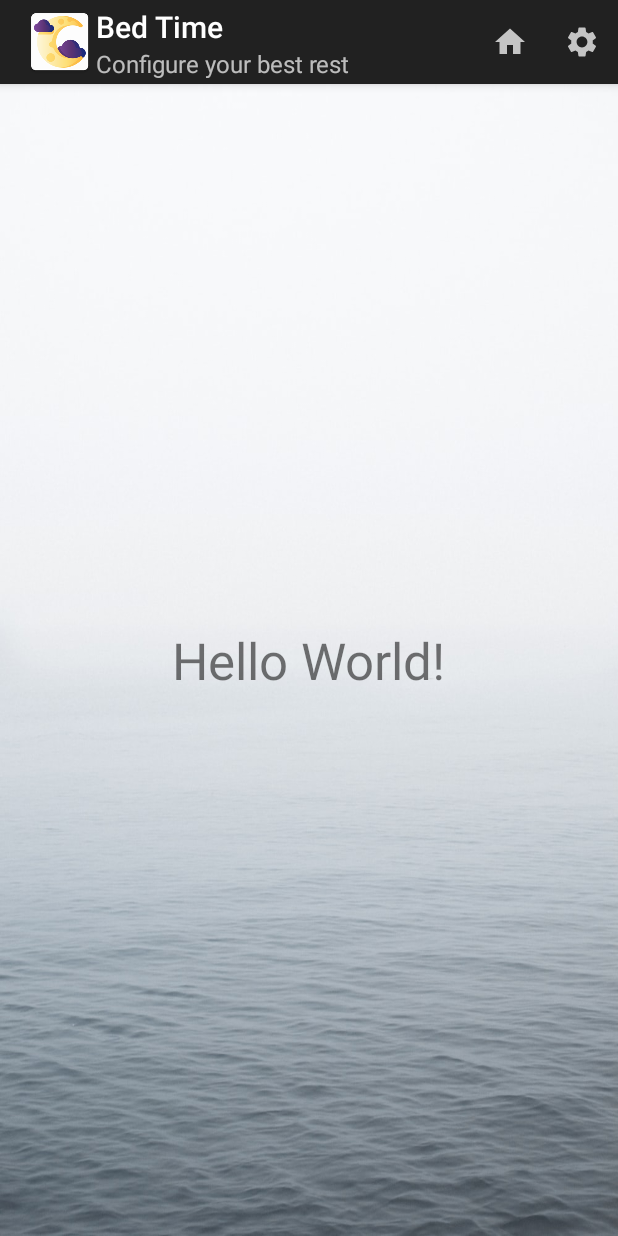
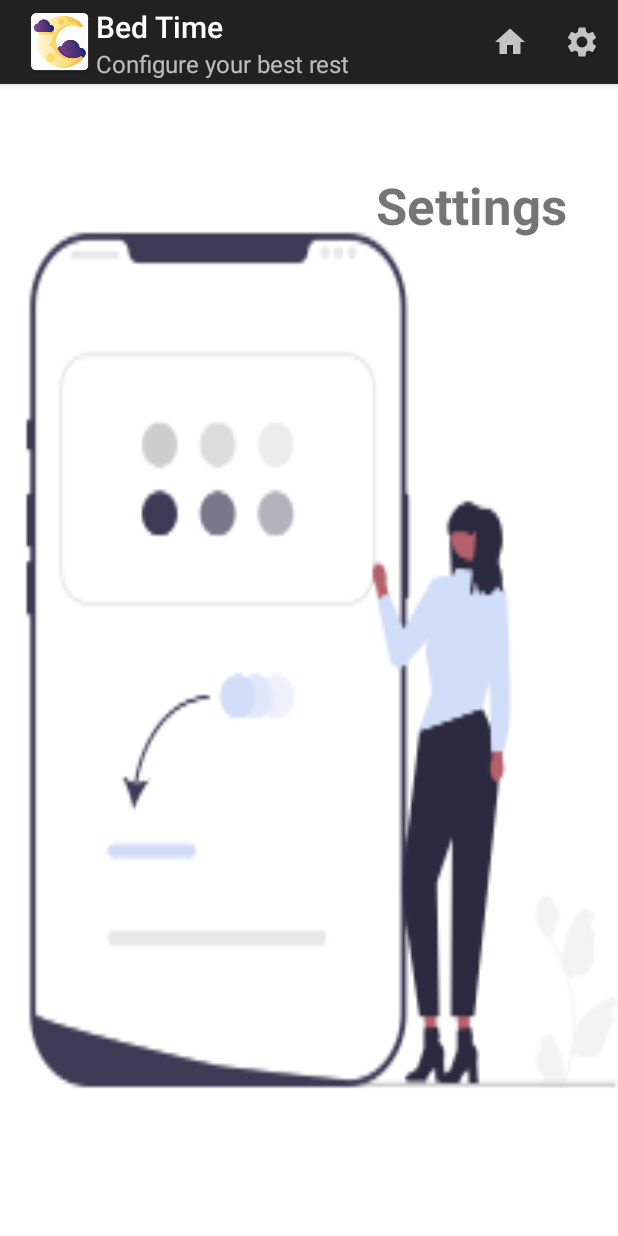
Before and after one commit to Memi1990/actionBar, an Android app: the screen it shows after launch (MainActivity before the commit, SettingsActivity after it), after a tap on "Settings", on a phone screen of 412 x 824 dp. Run offline under Robolectric (Android 15) with nearby library versions, the phone set to English and light mode, and no system bars.

Commit message:
commit settings activity

```diff
--- a/app/src/main/AndroidManifest.xml
+++ b/app/src/main/AndroidManifest.xml
@@ -14,6 +14,9 @@
         android:theme="@style/Theme.AppCompat.Light.DarkActionBar"
         tools:targetApi="31">
         <activity
+            android:name=".SettingsActivity"
+            android:exported="false" />
+        <activity
             android:name=".MainActivity"
             android:exported="true"
             android:icon="@drawable/ic_launcher">
--- a/app/src/main/java/com/example/actionbar/MainActivity.kt
+++ b/app/src/main/java/com/example/actionbar/MainActivity.kt
@@ -1,5 +1,6 @@
 package com.example.actionbar
 
+import android.content.Intent
 import android.support.v7.app.AppCompatActivity
 import android.os.Bundle
 import android.view.ContextMenu
@@ -10,6 +11,7 @@ import android.widget.TextView
 import android.widget.Toast
 
 class MainActivity : AppCompatActivity() {
+
     override fun onCreate(savedInstanceState: Bundle?) {
         super.onCreate(savedInstanceState)
         setContentView(R.layout.activity_main)
@@ -46,7 +48,8 @@ class MainActivity : AppCompatActivity() {
     override fun onOptionsItemSelected(item: MenuItem): Boolean {
         when (item.itemId){
             R.id.home -> Toast.makeText(this, "Go Home", Toast.LENGTH_SHORT).show()
-            R.id.settings -> Toast.makeText(this, "Configure your prefernces", Toast.LENGTH_SHORT).show()
+            R.id.settings -> {val i = Intent (this, SettingsActivity :: class.java)
+                startActivity(i)}
         }
         return super.onOptionsItemSelected(item)
     }
--- /dev/null
+++ b/app/src/main/java/com/example/actionbar/SettingsActivity.kt
@@ -0,0 +1,32 @@
+package com.example.actionbar
+
+import android.support.v7.app.AppCompatActivity
+import android.os.Bundle
+import android.view.Menu
+import android.view.MenuItem
+import android.widget.Toast
+
+class SettingsActivity : AppCompatActivity() {
+    override fun onCreate(savedInstanceState: Bundle?) {
+        super.onCreate(savedInstanceState)
+        setContentView(R.layout.activity_settings)
+        val actionBar = supportActionBar
+        actionBar!!.title = "Bed Time"
+        actionBar.subtitle = "Configure your best rest"
+        actionBar.setIcon(R.mipmap.ic_hmoon)
+
+        actionBar.setDisplayUseLogoEnabled(true)
+        actionBar.setDisplayShowHomeEnabled(true)
+    }
+    override fun onCreateOptionsMenu(menu: Menu?): Boolean {
+        menuInflater.inflate(R.menu.action_menu,menu)
+        return super.onCreateOptionsMenu(menu)
+    }
+
+    override fun onOptionsItemSelected(item: MenuItem): Boolean {
+        when (item.itemId){
+            R.id.home -> {onBackPressed() }
+        }
+        return super.onOptionsItemSelected(item)
+    }
+}
--- /dev/null
+++ b/app/src/main/res/layout/activity_settings.xml
@@ -0,0 +1,23 @@
+<?xml version="1.0" encoding="utf-8"?>
+<android.support.constraint.ConstraintLayout xmlns:android="http://schemas.android.com/apk/res/android"
+    xmlns:app="http://schemas.android.com/apk/res-auto"
+    xmlns:tools="http://schemas.android.com/tools"
+    android:layout_width="match_parent"
+    android:layout_height="match_parent"
+    android:background="@drawable/setback"
+    tools:context=".SettingsActivity" >
+
+    <TextView
+        android:id="@+id/tvSetTitle"
+        android:layout_width="wrap_content"
+        android:layout_height="wrap_content"
+        android:text="@string/sett"
+        android:textSize="34sp"
+        android:textStyle="bold"
+        app:layout_constraintBottom_toBottomOf="parent"
+        app:layout_constraintEnd_toEndOf="parent"
+        app:layout_constraintHorizontal_bias="0.88"
+        app:layout_constraintStart_toStartOf="parent"
+        app:layout_constraintTop_toTopOf="parent"
+        app:layout_constraintVertical_bias="0.07999998" />
+</android.support.constraint.ConstraintLayout>
--- a/app/src/main/res/values/strings.xml
+++ b/app/src/main/res/values/strings.xml
@@ -1,3 +1,4 @@
 <resources>
     <string name="app_name">actionBar</string>
+    <string name="sett">Settings</string>
 </resources>
```
Also changed, not shown: app/src/main/res/drawable-xxhdpi/setback.png (added).
